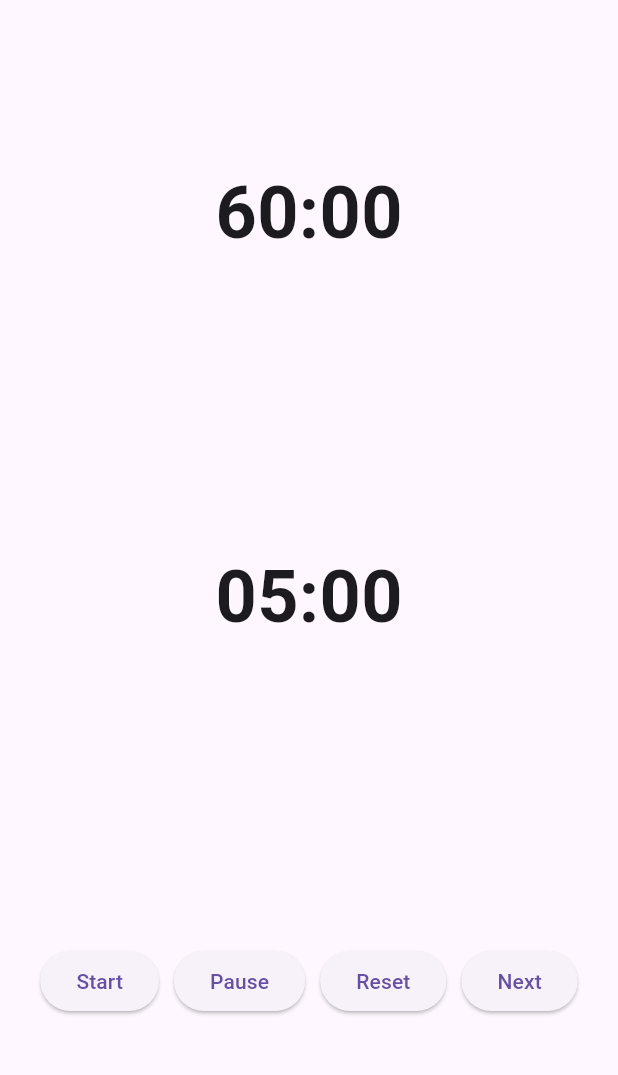
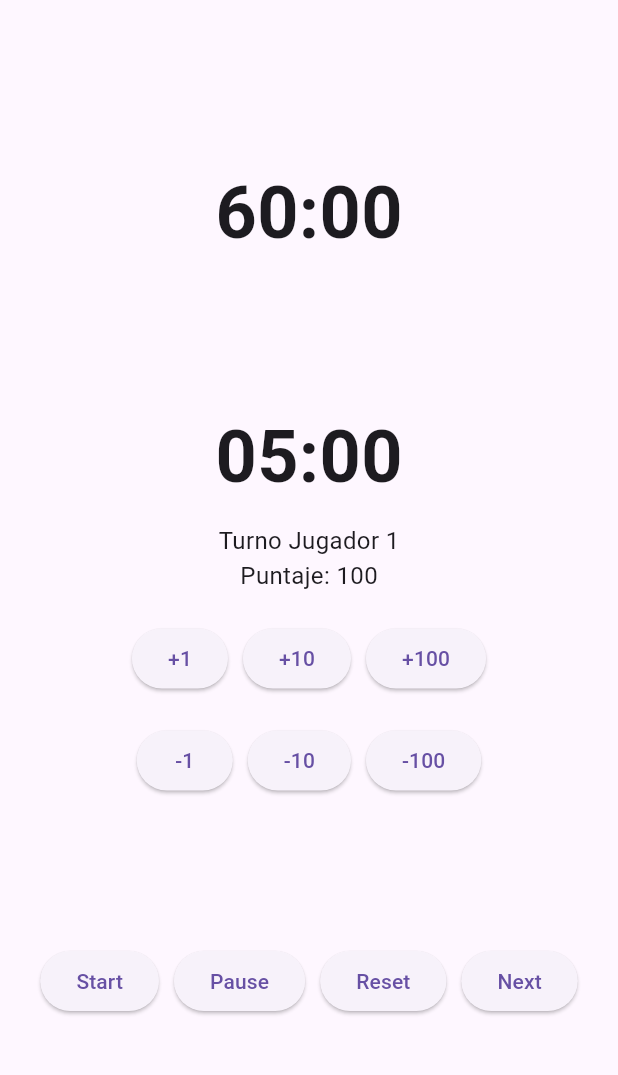
Before and after one commit to Schrei01/tf_assistant_app, a Flutter app: the screen it shows after launch, on a phone screen of 412 x 824 dp, the part 63-1138 px from its top. Run offline on Flutter 3.47's test engine with Material 3 defaults, Android fonts, the light colour scheme and no system bars.

Commit message:
Se agregan botones para puntaje sin funcionalidad y la funcionalidad del boton next

```diff
--- a/lib/main.dart
+++ b/lib/main.dart
@@ -1,13 +1,16 @@
 import 'package:flutter/material.dart';
-import 'package:tf_assistant_app/botones_control.dart';
+import 'package:tf_assistant_app/player_controller.dart';
+import 'package:tf_assistant_app/screens/botones_control.dart';
 import 'package:tf_assistant_app/cronometro_controller.dart';
-import 'package:tf_assistant_app/cronometro_widget.dart';
+import 'package:tf_assistant_app/screens/game_timer_section.dart';
+import 'package:tf_assistant_app/screens/turn_timer_section.dart';
 
 void main() => runApp(MyApp());
 
 class MyApp extends StatelessWidget {
   final CronometroController _controllerGame = CronometroController(minutosIniciales: 60, segundosIniciales: 0);
   final CronometroController _controllerTurn = CronometroController(minutosIniciales: 5, segundosIniciales: 0);
+  final _playerController = PlayerController();
 
   MyApp({super.key});
 
@@ -18,18 +21,47 @@ class MyApp extends StatelessWidget {
         appBar: AppBar(title: const Text('TF Assistant'), centerTitle: true),
         body: Column(
           children: [
-            Expanded(
-              child: Center(child: CronometroWidget(controller: _controllerGame)),
-            ),
-            Expanded(
-              child: Center(child: CronometroWidget(controller: _controllerTurn)),
-            ), // Puedes usar este para otra cosa
-            Expanded(
-              child: Center(child: BotonesControl(controllerGame: _controllerGame, controllerTurn: _controllerTurn)),
-            ),
+            GameTimerSection(controllerGame: _controllerGame),
+            TurnTimerSection(
+              controllerTurn: _controllerTurn,
+              playerController: _playerController
+              ), // Puedes usar este para otra cosa
+            ButtonsSection(
+              controllerGame: _controllerGame,
+              controllerTurn: _controllerTurn,
+              playerController: _playerController,
+              ),
           ],
         ),
       ),
     );
   }
 }
+
+class ButtonsSection extends StatelessWidget {
+
+  final CronometroController _controllerGame;
+  final CronometroController _controllerTurn;
+  final PlayerController _playerController;
+
+   const ButtonsSection({
+    super.key,
+    required CronometroController controllerGame,
+    required CronometroController controllerTurn,
+    required PlayerController playerController,
+  }) : _controllerGame = controllerGame, _controllerTurn = controllerTurn, _playerController = playerController;
+
+
+
+  @override
+  Widget build(BuildContext context) {
+    return Expanded(
+      child: Center(
+        child: BotonesControl(
+          controllerGame: _controllerGame,
+          controllerTurn: _controllerTurn,
+          playerController: _playerController,
+          )),
+    );
+  }
+}
--- /dev/null
+++ b/lib/player_controller.dart
@@ -0,0 +1,25 @@
+import 'package:flutter/material.dart';
+
+class PlayerController extends ChangeNotifier {
+  int _currentPlayer = 1;
+  final int totalPlayers;
+
+  final ValueNotifier<int> currentPlayerNotifier = ValueNotifier<int>(1);
+
+  PlayerController({
+    this.totalPlayers = 4
+    });
+
+  void nextPlayer() {
+    _currentPlayer = _currentPlayer % totalPlayers + 1;
+    currentPlayerNotifier.value = _currentPlayer;
+    notifyListeners();
+  }
+  int get currentPlayer => _currentPlayer;
+
+  @override
+  void dispose() {
+    currentPlayerNotifier.dispose();
+    super.dispose();
+  }
+}
--- a/lib/botones_control.dart
+++ b/lib/screens/botones_control.dart
@@ -1,15 +1,18 @@
 import 'package:flutter/material.dart';
 import 'package:tf_assistant_app/cronometro_controller.dart';
+import 'package:tf_assistant_app/player_controller.dart';
 
 class BotonesControl extends StatelessWidget {
   final CronometroController controllerGame;
   final CronometroController controllerTurn;
+  final PlayerController playerController;
 
 
   const BotonesControl({
     super.key,
     required this.controllerGame,
-    required this.controllerTurn
+    required this.controllerTurn,
+    required this.playerController
     });
 
   @override
@@ -35,6 +38,7 @@ class BotonesControl extends StatelessWidget {
         ElevatedButton(onPressed:  () {
           controllerGame.pause();
           controllerTurn.reset();
+          playerController.nextPlayer();
           }, child: const Text('Next')),
       ],
     );
--- /dev/null
+++ b/lib/screens/game_timer_section.dart
@@ -0,0 +1,19 @@
+import 'package:flutter/material.dart';
+import 'package:tf_assistant_app/cronometro_controller.dart';
+import 'package:tf_assistant_app/cronometro_widget.dart';
+
+class GameTimerSection extends StatelessWidget {
+  const GameTimerSection({
+    super.key,
+    required CronometroController controllerGame,
+  }) : _controllerGame = controllerGame;
+
+  final CronometroController _controllerGame;
+
+  @override
+  Widget build(BuildContext context) {
+    return Expanded(
+      child: Center(child: CronometroWidget(controller: _controllerGame)),
+    );
+  }
+}
--- /dev/null
+++ b/lib/screens/turn_timer_section.dart
@@ -0,0 +1,73 @@
+import 'package:flutter/material.dart';
+import 'package:tf_assistant_app/cronometro_controller.dart';
+import 'package:tf_assistant_app/cronometro_widget.dart';
+import 'package:tf_assistant_app/player_controller.dart';
+
+class TurnTimerSection extends StatelessWidget {
+
+  final CronometroController _controllerTurn;
+  final PlayerController playerController;
+
+  const TurnTimerSection({
+    super.key,
+    required CronometroController controllerTurn,
+    required this.playerController,
+  }) : _controllerTurn = controllerTurn;
+
+
+  @override
+  Widget build(BuildContext context) {
+    return Expanded(
+      child: Center(
+        child: Column(
+          mainAxisSize: MainAxisSize.min,
+          children: [
+            CronometroWidget(controller: _controllerTurn),
+            const SizedBox(height: 10),
+            ValueListenableBuilder<int>(
+              valueListenable: playerController.currentPlayerNotifier,
+              builder: (context, currentPlayer, _) {
+                return Text(
+                  'Turno Jugador $currentPlayer',
+                  style: const TextStyle(fontSize: 16),
+                );
+              },
+            ),
+            const Text(
+              'Puntaje: 100',
+              style: TextStyle(fontSize: 16),
+            ),
+            const SizedBox(height: 20),
+            Row(
+              mainAxisAlignment: MainAxisAlignment.center,
+              children: [
+                ElevatedButton(onPressed:  () {
+                  }, child: const Text('+1')),
+                    const SizedBox(width: 10),
+                ElevatedButton(onPressed:  () {
+                  }, child: const Text('+10')),
+                    const SizedBox(width: 10),
+                ElevatedButton(onPressed:  () {
+                  }, child: const Text('+100')),
+              ],
+            ),
+            const SizedBox(height: 20),
+            Row(
+              mainAxisAlignment: MainAxisAlignment.center,
+              children: [
+                ElevatedButton(onPressed:  () {
+                  }, child: const Text('-1')),
+                    const SizedBox(width: 10),
+                ElevatedButton(onPressed:  () {
+                  }, child: const Text('-10')),
+                    const SizedBox(width: 10),
+                ElevatedButton(onPressed:  () {
+                  }, child: const Text('-100')),
+              ],
+            )
+          ],
+        ),
+      ),
+    );
+  }
+}
```
